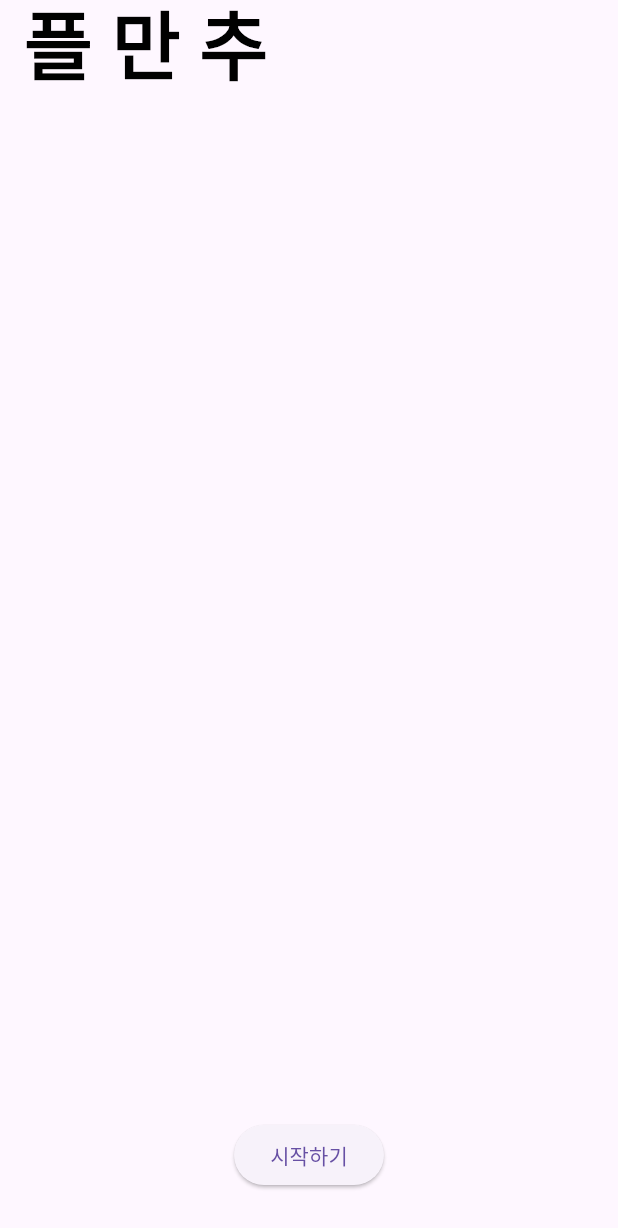
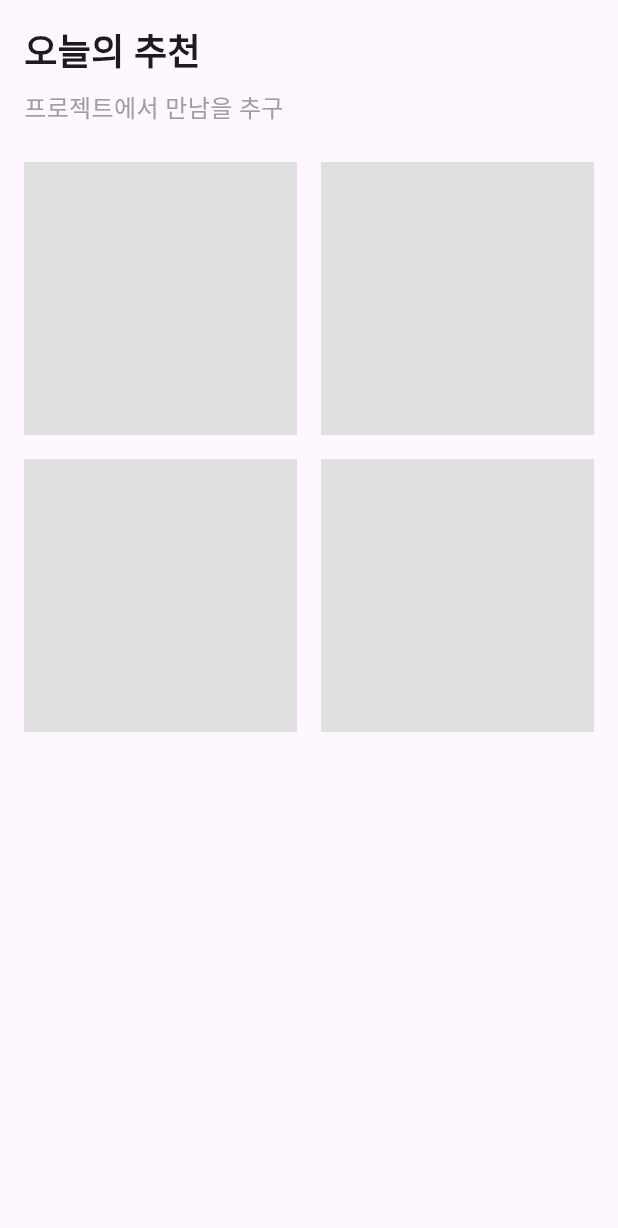
Before and after one commit to chldltkrz/plmanchu, a Flutter app: the screen it shows after launch, after a tap on "시작하기", on a phone screen of 412 x 824 dp. Shown: the top 1228 px of the screen. Run offline on Flutter 3.47's test engine with Material 3 defaults, Android fonts, the phone set to English and light mode, and no system bars.

Commit message:
adding memberPage and add connection between main and the page
Signed-off-by: chldltkrz <chldltkrz@gmail.com>

```diff
--- a/analysis_options.yaml
+++ b/analysis_options.yaml
@@ -7,6 +7,9 @@
 
 # The following line activates a set of recommended lints for Flutter apps,
 # packages, and plugins designed to encourage good coding practices.
+analyzer:
+  errors:
+    prefer_const_constructors: ignore
 include: package:flutter_lints/flutter.yaml
 
 linter:
--- a/lib/pages/intro.dart
+++ b/lib/pages/intro.dart
@@ -1,28 +1,48 @@
 import 'package:flutter/material.dart';
+import 'package:plmanchu/pages/mainPage.dart';
 
 class IntroPage extends StatelessWidget {
   @override
   Widget build(BuildContext context) {
     return Scaffold(
-      appBar: AppBar(
-        title: Text('플 만 추'),
-        titleTextStyle: TextStyle(
-          color: Colors.black,
-          fontSize: 50,
-          fontWeight: FontWeight.bold,
-        ),
-      ),
+      appBar: AppBar(),
       body: Center(
         child: Column(
           mainAxisAlignment: MainAxisAlignment.end,
           children: <Widget>[
+            Text(
+              '플 만 추',
+              style: TextStyle(
+                fontSize: 50,
+                fontWeight: FontWeight.bold,
+              ),
+            ),
+            SizedBox(height: 16),
+            Text(
+              '프로젝트에서 만남을 추구',
+              style: TextStyle(
+                fontSize: 18,
+                color: Colors.grey,
+              ),
+            ),
+            Spacer(),
             ElevatedButton(
               onPressed: () {
-                // Add your onPressed code here!
+                Navigator.push(context,
+                    MaterialPageRoute(builder: (context) => Mainpage()));
               },
-              child: Text('시작하기'),
+              style: ElevatedButton.styleFrom(
+                padding: EdgeInsets.symmetric(horizontal: 50, vertical: 15),
+                backgroundColor: Colors.grey, // Background color of button
+              ),
+              child: Text(
+                '시작하기',
+                style: TextStyle(
+                  fontSize: 18,
+                ),
+              ),
             ),
-            SizedBox(height: 30), // Add some space at the bottom
+            SizedBox(height: 40)
           ],
         ),
       ),
--- a/lib/pages/mainPage.dart
+++ b/lib/pages/mainPage.dart
@@ -0,0 +1,45 @@
+import 'package:flutter/material.dart';
+
+class Mainpage extends StatelessWidget {
+  @override
+  Widget build(BuildContext context) {
+    return Scaffold(
+      body: Padding(
+        padding: const EdgeInsets.all(16.0),
+        child: Column(
+          crossAxisAlignment: CrossAxisAlignment.start,
+          children: [
+            Text(
+              '오늘의 추천',
+              style: TextStyle(
+                fontSize: 24,
+                fontWeight: FontWeight.bold,
+              ),
+            ),
+            SizedBox(height: 8),
+            Text(
+              '프로젝트에서 만남을 추구',
+              style: TextStyle(
+                fontSize: 16,
+                color: Colors.grey,
+              ),
+            ),
+            SizedBox(height: 24),
+            Expanded(
+              child: GridView.count(
+                crossAxisCount: 2,
+                crossAxisSpacing: 16,
+                mainAxisSpacing: 16,
+                children: List.generate(4, (index) {
+                  return Container(
+                    color: Colors.grey[300], // Placeholder color for the boxes
+                  );
+                }),
+              ),
+            ),
+          ],
+        ),
+      ),
+    );
+  }
+}
```
